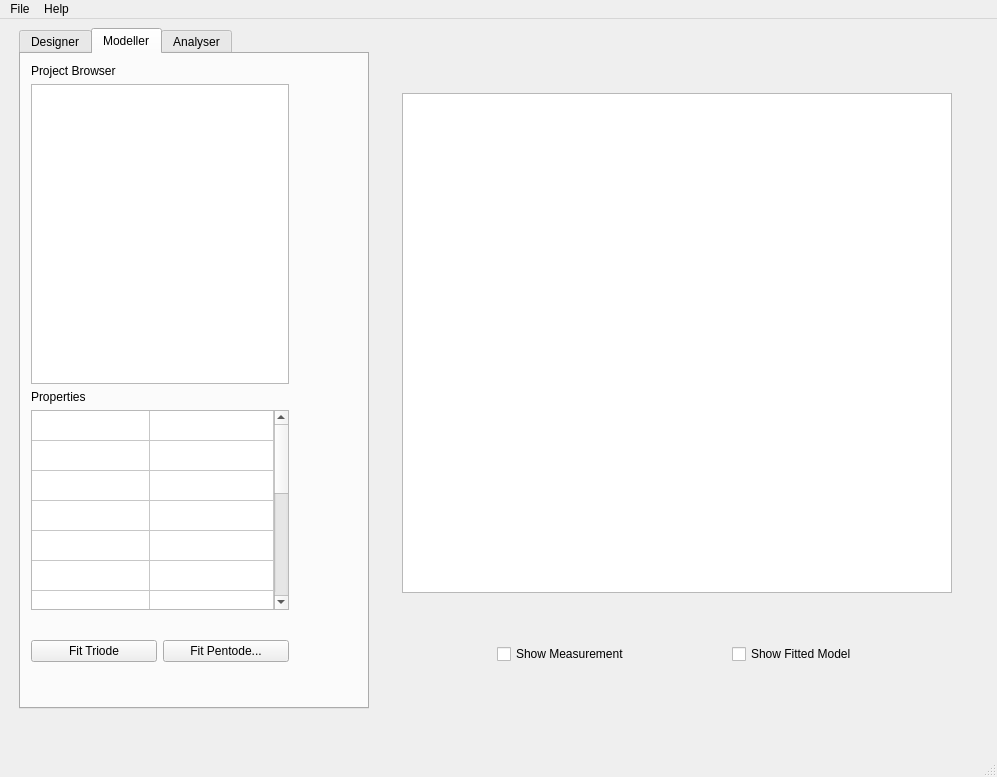
Qt form valveworkbench.ui (Lizardboy2390/ValveWorkbench) before a commit.
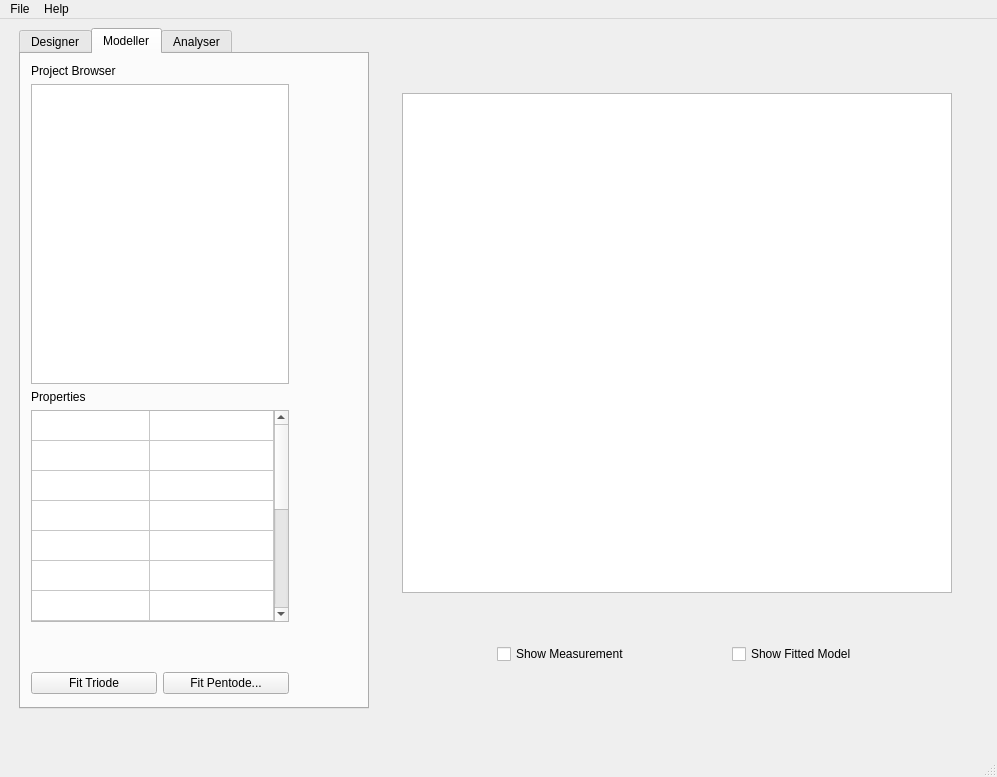
The same form after that commit. The open tabs and pages were chosen to show the change.

Patch:
```diff
--- a/valveworkbench.ui
+++ b/valveworkbench.ui
@@ -429,7 +429,7 @@
            <x>10</x>
            <y>10</y>
            <width>258</width>
-           <height>598</height>
+           <height>630</height>
           </rect>
          </property>
          <layout class="QVBoxLayout" name="verticalLayout_4">
@@ -476,7 +476,7 @@
             <property name="minimumSize">
              <size>
               <width>0</width>
-              <height>200</height>
+              <height>212</height>
              </size>
             </property>
             <property name="rowCount">
```
Left out of the diff: 2 changed lines with no effect on the pictures.
